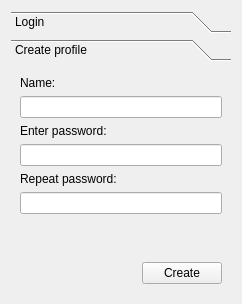
Above: src/profiledialog.ui from euroelessar/qutim before the change. Below: the same form after it.
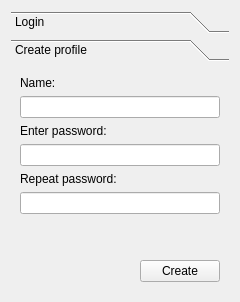
That is the form after the change. The open tabs and pages were chosen to show the change.

Commit message: Added input mask

```diff
--- a/src/profiledialog.ui
+++ b/src/profiledialog.ui
@@ -6,8 +6,8 @@
    <rect>
     <x>0</x>
     <y>0</y>
-    <width>242</width>
-    <height>304</height>
+    <width>240</width>
+    <height>302</height>
    </rect>
   </property>
   <property name="windowTitle">
@@ -96,7 +96,7 @@
        <rect>
         <x>0</x>
         <y>0</y>
-        <width>224</width>
+        <width>228</width>
         <height>236</height>
        </rect>
       </property>
@@ -122,7 +122,11 @@
         </widget>
        </item>
        <item row="3" column="0" colspan="2">
-        <widget class="QLineEdit" name="originalPasswordEdit"/>
+        <widget class="QLineEdit" name="originalPasswordEdit">
+         <property name="echoMode">
+          <enum>QLineEdit::Password</enum>
+         </property>
+        </widget>
        </item>
        <item row="4" column="0">
         <widget class="QLabel" name="label_5">
@@ -132,7 +136,11 @@
         </widget>
        </item>
        <item row="5" column="0" colspan="2">
-        <widget class="QLineEdit" name="repeatPasswordEdit"/>
+        <widget class="QLineEdit" name="repeatPasswordEdit">
+         <property name="echoMode">
+          <enum>QLineEdit::Password</enum>
+         </property>
+        </widget>
        </item>
        <item row="6" column="1">
         <spacer name="verticalSpacer_2">
```
Left out of the diff: 8 changed lines with no effect on the pictures.
